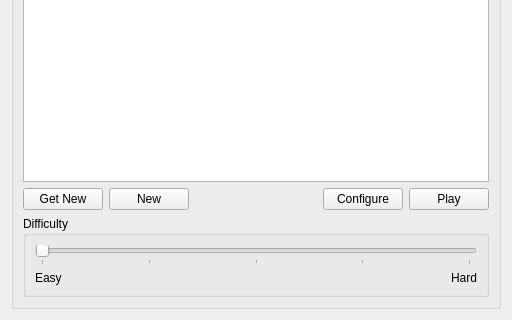
The window that src/gui/welcomescreen.ui (KDE/ksudoku) describes before a commit, drawn with Qt 5; both pictures show x 0 to 512 and y 192 to 512 of the 512 by 512 pixel window.
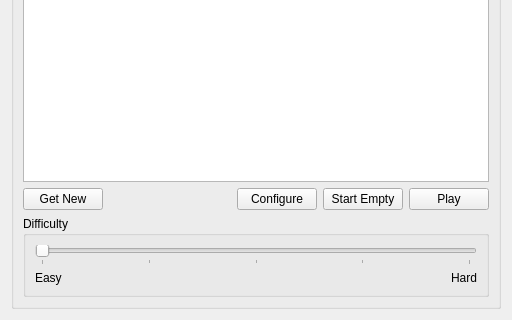
The same window after the commit.

Commit message: * Improved speed for row/column/box highlighting * Enabled empty puzzles (which can be filled completly by user) (There is a bug in the solver for Samurai puzzles)

Diff of the .ui file:
```diff
--- a/src/gui/welcomescreen.ui
+++ b/src/gui/welcomescreen.ui
@@ -31,13 +31,6 @@
           </property>
          </widget>
         </item>
-        <item>
-         <widget class="QPushButton" name="createNewGameButton" >
-          <property name="text" >
-           <string>New</string>
-          </property>
-         </widget>
-        </item>
         <item>
          <spacer>
           <property name="orientation" >
@@ -58,6 +51,13 @@
           </property>
          </widget>
         </item>
+        <item>
+         <widget class="QPushButton" name="startEmptyButton" >
+          <property name="text" >
+           <string>Start Empty</string>
+          </property>
+         </widget>
+        </item>
         <item>
          <widget class="QPushButton" name="playGameButton" >
           <property name="text" >
```
The commit also changes 8 other files.
